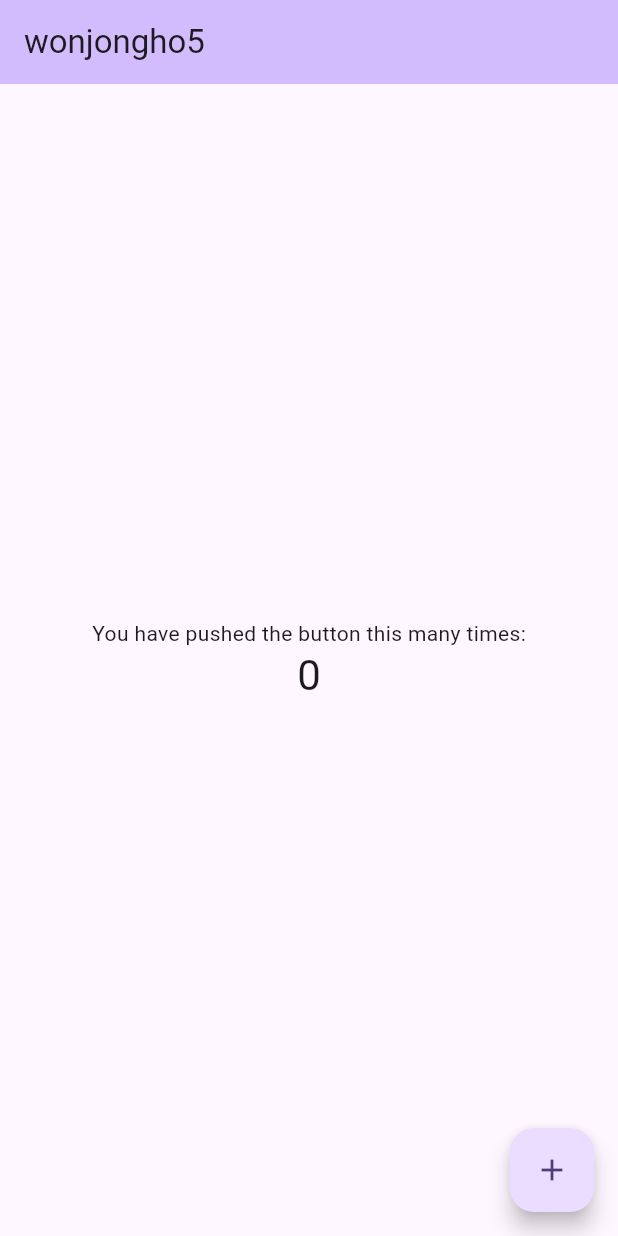
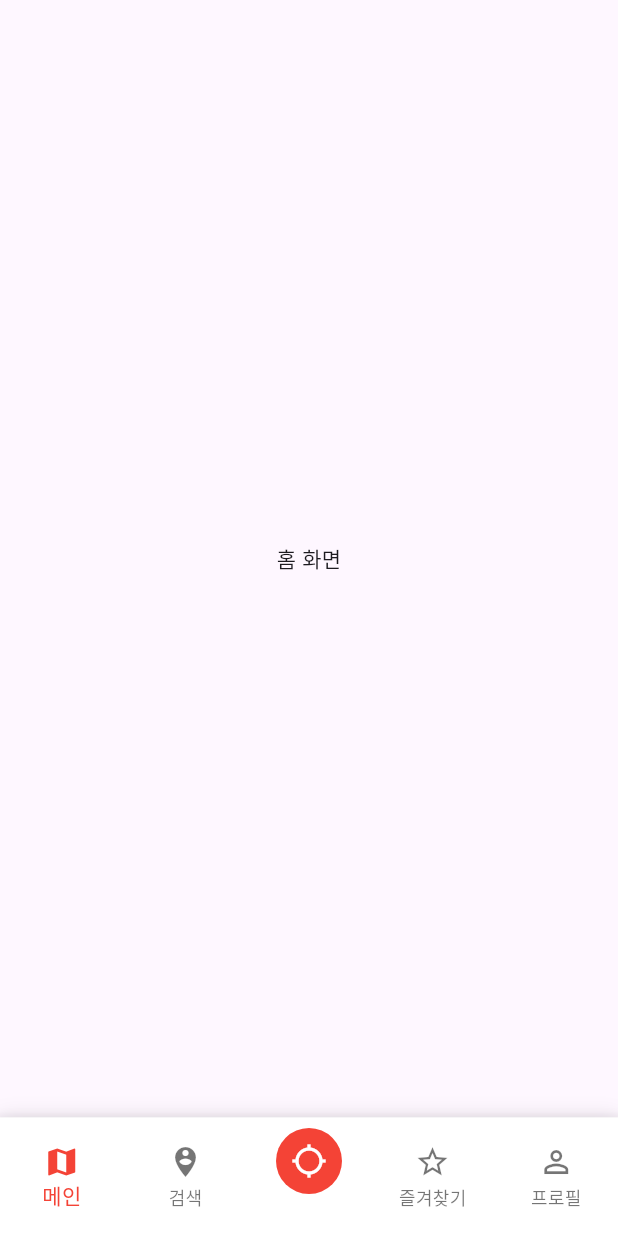
Before and after one commit to Selene-ovo/TOMAPTO, a Flutter app: the screen it shows after launch, on a phone screen of 412 x 824 dp. Run offline on Flutter 3.47's test engine with Material 3 defaults, Android fonts, the phone set to English and light mode, and no system bars.

Commit message:
오류 잡는데 5시간 결국 성공 초기 구축

```diff
--- /dev/null
+++ b/lib/favorites/favorites_screen.dart
@@ -0,0 +1,10 @@
+// lib/favorites/favorites_screen.dart
+
+import 'package:flutter/material.dart';
+
+class FavoritesScreen extends StatelessWidget {
+  @override
+  Widget build(BuildContext context) {
+    return Center(child: Text('즐겨찾기 화면'));
+  }
+}
--- /dev/null
+++ b/lib/home/home_screen.dart
@@ -0,0 +1,8 @@
+import 'package:flutter/material.dart';
+
+class HomeScreen extends StatelessWidget {
+  @override
+  Widget build(BuildContext context) {
+    return Center(child: Text('홈 화면'));
+  }
+}
--- a/lib/main.dart
+++ b/lib/main.dart
@@ -1,107 +1,68 @@
+// lib/main.dart
+
 import 'package:flutter/material.dart';
+import 'home/home_screen.dart';
+import 'map/map_screen.dart';
+import 'search/search_screen.dart';
+import 'favorites/favorites_screen.dart';
+import 'profile/profile_screen.dart';
+import 'widgets/bottom_nav_bar.dart';
 
 void main() {
-  runApp(const MyApp());
+  runApp(MyApp());
 }
 
 class MyApp extends StatelessWidget {
-  const MyApp({super.key});
-
-  // This widget is the root of your application.
   @override
   Widget build(BuildContext context) {
     return MaterialApp(
-      title: 'Flutter Demo',
+      title: '네비게이션 앱',
       theme: ThemeData(
-        colorScheme: ColorScheme.fromSeed(seedColor: Colors.deepPurple),
+        primarySwatch: Colors.red,
+        visualDensity: VisualDensity.adaptivePlatformDensity,
       ),
-      home: const MyHomePage(title: 'wonjongho5'),
+      home: MainScreen(),
     );
   }
 }
 
-class MyHomePage extends StatefulWidget {
-  const MyHomePage({super.key, required this.title});
-
-  // This widget is the home page of your application. It is stateful, meaning
-  // that it has a State object (defined below) that contains fields that affect
-  // how it looks.
-
-  // This class is the configuration for the state. It holds the values (in this
-  // case the title) provided by the parent (in this case the App widget) and
-  // used by the build method of the State. Fields in a Widget subclass are
-  // always marked "final".
-
-  final String title;
-
+class MainScreen extends StatefulWidget {
   @override
-  State<MyHomePage> createState() => _MyHomePageState();
+  _MainScreenState createState() => _MainScreenState();
 }
 
-class _MyHomePageState extends State<MyHomePage> {
-  int _counter = 0;
+class _MainScreenState extends State<MainScreen> {
+  int _currentIndex = 0;
 
-  void _incrementCounter() {
+  final List<Widget> _screens = [
+    HomeScreen(), // 홈 화면으로 변경
+    SearchScreen(),
+    MapScreen(), // 가운데 버튼은 지도 화면
+    FavoritesScreen(),
+    ProfileScreen(),
+  ];
+
+  void _onTabTapped(int index) {
+    // 가운데 버튼(인덱스 2)은 현재 위치로 이동하는 특별 기능
+    if (index == 2) {
+      // 여기서 현재 위치로 이동하는 로직을 구현
+      print('현재 위치로 이동');
+      return;
+    }
+
     setState(() {
-      // This call to setState tells the Flutter framework that something has
-      // changed in this State, which causes it to rerun the build method below
-      // so that the display can reflect the updated values. If we changed
-      // _counter without calling setState(), then the build method would not be
-      // called again, and so nothing would appear to happen.
-      _counter++;
+      _currentIndex = index;
     });
   }
 
   @override
   Widget build(BuildContext context) {
-    // This method is rerun every time setState is called, for instance as done
-    // by the _incrementCounter method above.
-    //
-    // The Flutter framework has been optimized to make rerunning build methods
-    // fast, so that you can just rebuild anything that needs updating rather
-    // than having to individually change instances of widgets.
     return Scaffold(
-      appBar: AppBar(
-        // TRY THIS: Try changing the color here to a specific color (to
-        // Colors.amber, perhaps?) and trigger a hot reload to see the AppBar
-        // change color while the other colors stay the same.
-        backgroundColor: Theme.of(context).colorScheme.inversePrimary,
-        // Here we take the value from the MyHomePage object that was created by
-        // the App.build method, and use it to set our appbar title.
-        title: Text(widget.title),
+      body: _screens[_currentIndex],
+      bottomNavigationBar: BottomNavBar(
+        currentIndex: _currentIndex,
+        onTap: _onTabTapped,
       ),
-      body: Center(
-        // Center is a layout widget. It takes a single child and positions it
-        // in the middle of the parent.
-        child: Column(
-          // Column is also a layout widget. It takes a list of children and
-          // arranges them vertically. By default, it sizes itself to fit its
-          // children horizontally, and tries to be as tall as its parent.
-          //
-          // Column has various properties to control how it sizes itself and
-          // how it positions its children. Here we use mainAxisAlignment to
-          // center the children vertically; the main axis here is the vertical
-          // axis because Columns are vertical (the cross axis would be
-          // horizontal).
-          //
-          // TRY THIS: Invoke "debug painting" (choose the "Toggle Debug Paint"
-          // action in the IDE, or press "p" in the console), to see the
-          // wireframe for each widget.
-          mainAxisAlignment: MainAxisAlignment.center,
-          children: <Widget>[
-            const Text('You have pushed the button this many times:'),
-            Text(
-              '$_counter',
-              style: Theme.of(context).textTheme.headlineMedium,
-            ),
-          ],
-        ),
-      ),
-      floatingActionButton: FloatingActionButton(
-        onPressed: _incrementCounter,
-        tooltip: 'Increment',
-        child: const Icon(Icons.add),
-      ), // This trailing comma makes auto-formatting nicer for build methods.
     );
   }
 }
--- /dev/null
+++ b/lib/map/map_screen.dart
@@ -0,0 +1,10 @@
+// lib/map/map_screen.dart
+
+import 'package:flutter/material.dart';
+
+class MapScreen extends StatelessWidget {
+  @override
+  Widget build(BuildContext context) {
+    return Center(child: Text('지도 화면'));
+  }
+}
--- /dev/null
+++ b/lib/profile/profile_screen.dart
@@ -0,0 +1,10 @@
+// lib/profile/profile_screen.dart
+
+import 'package:flutter/material.dart';
+
+class ProfileScreen extends StatelessWidget {
+  @override
+  Widget build(BuildContext context) {
+    return Center(child: Text('프로필 화면'));
+  }
+}
--- /dev/null
+++ b/lib/search/search_screen.dart
@@ -0,0 +1,10 @@
+// lib/search/search_screen.dart
+
+import 'package:flutter/material.dart';
+
+class SearchScreen extends StatelessWidget {
+  @override
+  Widget build(BuildContext context) {
+    return Center(child: Text('검색 화면'));
+  }
+}
--- /dev/null
+++ b/lib/settings/settings_screen.dart
@@ -0,0 +1,10 @@
+// lib/settings/settings_screen.dart
+
+import 'package:flutter/material.dart';
+
+class SettingsScreen extends StatelessWidget {
+  @override
+  Widget build(BuildContext context) {
+    return Center(child: Text('설정 화면'));
+  }
+}
--- /dev/null
+++ b/lib/widgets/bottom_nav_bar.dart
@@ -0,0 +1,60 @@
+// lib/widgets/bottom_nav_bar.dart
+
+import 'package:flutter/material.dart';
+
+class BottomNavBar extends StatelessWidget {
+  final int currentIndex;
+  final Function(int) onTap;
+
+  const BottomNavBar({
+    Key? key,
+    required this.currentIndex,
+    required this.onTap,
+  }) : super(key: key);
+
+  @override
+  Widget build(BuildContext context) {
+    return Container(
+      decoration: BoxDecoration(
+        color: Colors.white,
+        boxShadow: [
+          BoxShadow(
+            color: Colors.black.withOpacity(0.1),
+            blurRadius: 10,
+            offset: Offset(0, -1),
+          ),
+        ],
+      ),
+      child: BottomNavigationBar(
+        currentIndex: currentIndex,
+        onTap: onTap,
+        type: BottomNavigationBarType.fixed,
+        backgroundColor: Colors.white,
+        selectedItemColor: Colors.red,
+        unselectedItemColor: Colors.black54,
+        showSelectedLabels: true,
+        showUnselectedLabels: true,
+        items: const [
+          BottomNavigationBarItem(icon: Icon(Icons.map), label: '메인'),
+          BottomNavigationBarItem(
+            icon: Icon(Icons.person_pin_circle),
+            label: '검색',
+          ),
+          BottomNavigationBarItem(
+            icon: CircleAvatar(
+              backgroundColor: Colors.red,
+              radius: 22,
+              child: Icon(Icons.location_searching, color: Colors.white),
+            ),
+            label: '',
+          ),
+          BottomNavigationBarItem(icon: Icon(Icons.star_border), label: '즐겨찾기'),
+          BottomNavigationBarItem(
+            icon: Icon(Icons.person_outline),
+            label: '프로필',
+          ),
+        ],
+      ),
+    );
+  }
+}
```
Also changed, not shown: 1 other file.
